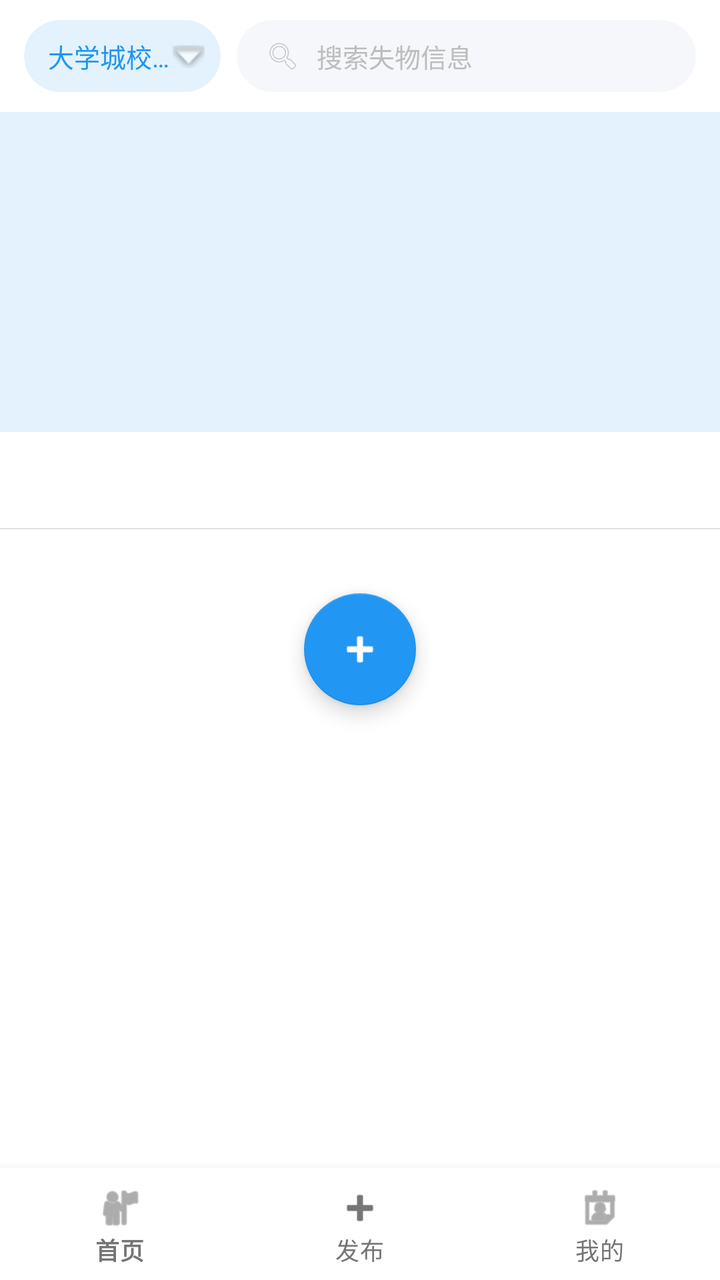
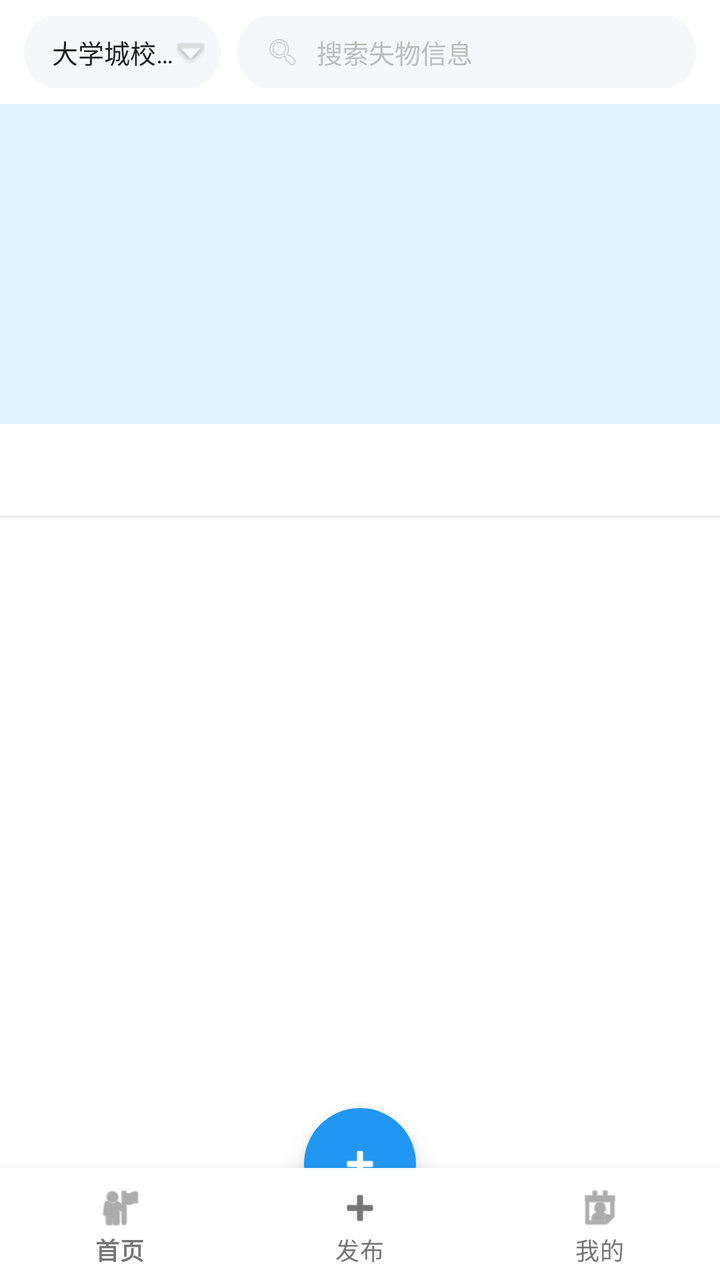

Before-and-after screenshots of an Android layout around one commit, followed by the original layout XML and the change that was made.
<!-- AndroidManifest.xml: application theme Theme.CampusLostFound -->
<!-- res/layout/activity_main.xml -->
<?xml version="1.0" encoding="utf-8"?>
<androidx.coordinatorlayout.widget.CoordinatorLayout xmlns:android="http://schemas.android.com/apk/res/android"
    xmlns:app="http://schemas.android.com/apk/res-auto"
    android:layout_width="match_parent"
    android:layout_height="match_parent"
    android:background="@color/white"
    android:fitsSystemWindows="true">

    <com.google.android.material.appbar.AppBarLayout
        android:layout_width="match_parent"
        android:layout_height="wrap_content"
        android:background="@color/white"
        app:elevation="0dp">

        <LinearLayout
            android:layout_width="match_parent"
            android:layout_height="56dp"
            android:orientation="horizontal"
            android:gravity="center_vertical"
            android:paddingStart="12dp"
            android:paddingEnd="12dp"
            android:background="@color/white">

            <com.google.android.material.card.MaterialCardView
                android:layout_width="0dp"
                android:layout_height="36dp"
                android:layout_weight="3"
                android:layout_marginEnd="8dp"
                app:cardCornerRadius="18dp"
                app:cardElevation="0dp"
                app:cardBackgroundColor="@color/primary_light"
                app:strokeWidth="0dp">

                <LinearLayout
                    android:layout_width="match_parent"
                    android:layout_height="match_parent"
                    android:orientation="horizontal"
                    android:gravity="center_vertical"
                    android:paddingStart="12dp"
                    android:paddingEnd="8dp">

                    <TextView
                        android:id="@+id/tvSelectedCampus"
                        android:layout_width="0dp"
                        android:layout_height="wrap_content"
                        android:layout_weight="1"
                        android:text="大学城校区"
                        android:textSize="13sp"
                        android:textColor="@color/primary"
                        android:maxLines="1"
                        android:ellipsize="end" />

                    <ImageView
                        android:layout_width="16dp"
                        android:layout_height="16dp"
                        android:src="@android:drawable/arrow_down_float"
                        android:alpha="0.6"
                        android:contentDescription="dropdown" />
                </LinearLayout>
            </com.google.android.material.card.MaterialCardView>

            <com.google.android.material.card.MaterialCardView
                android:layout_width="0dp"
                android:layout_height="36dp"
                android:layout_weight="7"
                app:cardCornerRadius="18dp"
                app:cardElevation="0dp"
                app:cardBackgroundColor="@color/gray_bg"
                app:strokeWidth="0dp">

                <LinearLayout
                    android:layout_width="match_parent"
                    android:layout_height="match_parent"
                    android:orientation="horizontal"
                    android:gravity="center_vertical"
                    android:paddingStart="14dp"
                    android:paddingEnd="10dp">

                    <ImageView
                        android:layout_width="18dp"
                        android:layout_height="18dp"
                        android:src="@android:drawable/ic_menu_search"
                        android:alpha="0.4"
                        android:contentDescription="search" />

                    <EditText
                        android:id="@+id/etSearch"
                        android:layout_width="0dp"
                        android:layout_height="match_parent"
                        android:layout_weight="1"
                        android:layout_marginStart="8dp"
                        android:background="@null"
                        android:hint="@string/search_hint"
                        android:textColorHint="@color/text_hint"
                        android:textSize="13sp"
                        android:textColor="@color/text_primary"
                        android:imeOptions="actionSearch"
                        android:inputType="text"
                        android:maxLines="1" />
                </LinearLayout>
            </com.google.android.material.card.MaterialCardView>
        </LinearLayout>
    </com.google.android.material.appbar.AppBarLayout>

    <androidx.core.widget.NestedScrollView
        android:layout_width="match_parent"
        android:layout_height="match_parent"
        android:layout_marginBottom="64dp"
        android:fillViewport="true"
        app:layout_behavior="@string/appbar_scrolling_view_behavior">

        <LinearLayout
            android:layout_width="match_parent"
            android:layout_height="wrap_content"
            android:orientation="vertical">

            <FrameLayout
                android:layout_width="match_parent"
                android:layout_height="160dp"
                android:background="@color/primary_light">

                <androidx.viewpager2.widget.ViewPager2
                    android:id="@+id/vpBanner"
                    android:layout_width="match_parent"
                    android:layout_height="match_parent" />

                <LinearLayout
                    android:id="@+id/layoutDots"
                    android:layout_width="wrap_content"
                    android:layout_height="wrap_content"
                    android:layout_gravity="bottom|center_horizontal"
                    android:orientation="horizontal"
                    android:layout_marginBottom="12dp"
                    android:gravity="center" />
            </FrameLayout>

            <HorizontalScrollView
                android:layout_width="match_parent"
                android:layout_height="48dp"
                android:background="@color/white"
                android:scrollbars="none"
                android:paddingStart="12dp"
                android:paddingEnd="12dp">

                <LinearLayout
                    android:id="@+id/layoutCategoryTabs"
                    android:layout_width="wrap_content"
                    android:layout_height="match_parent"
                    android:orientation="horizontal"
                    android:gravity="center_vertical" />
            </HorizontalScrollView>

            <View
                android:layout_width="match_parent"
                android:layout_height="0.5dp"
                android:background="@color/divider" />

            <androidx.recyclerview.widget.RecyclerView
                android:id="@+id/recyclerView"
                android:layout_width="match_parent"
                android:layout_height="wrap_content"
                android:nestedScrollingEnabled="false"
                android:clipToPadding="false"
                android:paddingTop="8dp"
                android:paddingBottom="8dp" />

            <TextView
                android:id="@+id/tvEmpty"
                android:layout_width="match_parent"
                android:layout_height="200dp"
                android:text="@string/no_data"
                android:gravity="center"
                android:textSize="15sp"
                android:textColor="@color/text_hint"
                android:visibility="gone" />

            <com.google.android.material.floatingactionbutton.FloatingActionButton
                android:id="@+id/fabPublish"
                android:layout_width="56dp"
                android:layout_height="56dp"
                android:layout_gravity="center_horizontal"
                android:layout_marginTop="16dp"
                android:layout_marginBottom="24dp"
                android:src="@android:drawable/ic_input_add"
                app:backgroundTint="@color/primary"
                app:tint="@color/white"
                app:elevation="6dp"
                app:rippleColor="@color/primary_dark" />

        </LinearLayout>
    </androidx.core.widget.NestedScrollView>

    <com.google.android.material.bottomnavigation.BottomNavigationView
        android:id="@+id/bottomNav"
        android:layout_width="match_parent"
        android:layout_height="wrap_content"
        android:layout_gravity="bottom"
        android:background="@color/white"
        android:fitsSystemWindows="true"
        app:menu="@menu/bottom_nav_menu"
        app:labelVisibilityMode="labeled"
        app:elevation="8dp"
        app:itemActiveIndicatorStyle="@style/ActiveIndicatorStyle" />

</androidx.coordinatorlayout.widget.CoordinatorLayout>
<!-- resources referenced by this layout -->
<resources>
  <color name="divider">#FFE0E0E0</color>
  <color name="gray_bg">#FFF5F7FA</color>
  <color name="primary">#FF2196F3</color>
  <color name="primary_dark">#FF1976D2</color>
  <color name="primary_light">#FFE3F2FD</color>
  <color name="text_hint">#FFBDBDBD</color>
  <color name="text_primary">#FF212121</color>
  <color name="white">#FFFFFFFF</color>
  <string name="no_data">暂无数据</string>
  <string name="search_hint">搜索失物信息</string>
  <style name="ActiveIndicatorStyle">
          <item name="android:color">@color/primary_light</item>
          <item name="android:width">0dp</item>
      </style>
  <style name="Theme.CampusLostFound" parent="Theme.MaterialComponents.Light.NoActionBar">
          <item name="colorPrimary">@color/primary</item>
          <item name="colorPrimaryDark">@color/primary_dark</item>
          <item name="colorAccent">@color/accent</item>
          <item name="colorPrimaryVariant">@color/primary_dark</item>
          <item name="colorOnPrimary">@color/white</item>
          <item name="colorSecondary">@color/accent</item>
          <item name="android:statusBarColor">@color/primary_dark</item>
          <item name="android:navigationBarColor">@color/white</item>
          <item name="android:windowLightStatusBar">false</item>
          <item name="android:windowBackground">@color/white</item>
          <item name="bottomNavigationStyle">@style/BottomNavStyle</item>
          <item name="materialButtonStyle">@style/RoundedButtonStyle</item>
      </style>
  <color name="accent">#FF64B5F6</color>
  <style name="BottomNavStyle" parent="Widget.MaterialComponents.BottomNavigationView">
          <item name="android:background">@color/white</item>
          <item name="itemTextColor">@color/text_secondary</item>
          <item name="itemIconTint">@color/text_secondary</item>
          <item name="android:elevation">8dp</item>
          <item name="labelVisibilityMode">labeled</item>
      </style>
  <style name="RoundedButtonStyle" parent="Widget.MaterialComponents.Button">
          <item name="backgroundTint">@color/primary</item>
          <item name="cornerRadius">28dp</item>
          <item name="android:textColor">@color/white</item>
          <item name="android:textSize">16sp</item>
          <item name="android:textStyle">bold</item>
          <item name="android:letterSpacing">0.04</item>
      </style>
  <color name="text_secondary">#FF757575</color>
</resources>

<!-- the commit's change to res/layout/activity_main.xml (unified diff, before → after) -->
@@ -7,6 +7,7 @@
     android:fitsSystemWindows="true">
 
     <com.google.android.material.appbar.AppBarLayout
+        android:id="@+id/appBar"
         android:layout_width="match_parent"
         android:layout_height="wrap_content"
         android:background="@color/white"
@@ -14,21 +15,23 @@
 
         <LinearLayout
             android:layout_width="match_parent"
-            android:layout_height="56dp"
+            android:layout_height="52dp"
             android:orientation="horizontal"
             android:gravity="center_vertical"
             android:paddingStart="12dp"
             android:paddingEnd="12dp"
+            android:paddingTop="8dp"
+            android:paddingBottom="8dp"
             android:background="@color/white">
 
             <com.google.android.material.card.MaterialCardView
                 android:layout_width="0dp"
-                android:layout_height="36dp"
+                android:layout_height="38dp"
                 android:layout_weight="3"
                 android:layout_marginEnd="8dp"
-                app:cardCornerRadius="18dp"
+                app:cardCornerRadius="19dp"
                 app:cardElevation="0dp"
-                app:cardBackgroundColor="@color/primary_light"
+                app:cardBackgroundColor="@color/gray_bg"
                 app:strokeWidth="0dp">
 
                 <LinearLayout
@@ -36,7 +39,7 @@
                     android:layout_height="match_parent"
                     android:orientation="horizontal"
                     android:gravity="center_vertical"
-                    android:paddingStart="12dp"
+                    android:paddingStart="14dp"
                     android:paddingEnd="8dp">
 
                     <TextView
@@ -46,24 +49,24 @@
                         android:layout_weight="1"
                         android:text="大学城校区"
                         android:textSize="13sp"
-                        android:textColor="@color/primary"
+                        android:textColor="@color/text_primary"
                         android:maxLines="1"
                         android:ellipsize="end" />
 
                     <ImageView
-                        android:layout_width="16dp"
-                        android:layout_height="16dp"
+                        android:layout_width="14dp"
+                        android:layout_height="14dp"
                         android:src="@android:drawable/arrow_down_float"
-                        android:alpha="0.6"
+                        android:alpha="0.5"
                         android:contentDescription="dropdown" />
                 </LinearLayout>
             </com.google.android.material.card.MaterialCardView>
 
             <com.google.android.material.card.MaterialCardView
                 android:layout_width="0dp"
-                android:layout_height="36dp"
+                android:layout_height="38dp"
                 android:layout_weight="7"
-                app:cardCornerRadius="18dp"
+                app:cardCornerRadius="19dp"
                 app:cardElevation="0dp"
                 app:cardBackgroundColor="@color/gray_bg"
                 app:strokeWidth="0dp">
@@ -74,7 +77,7 @@
                     android:orientation="horizontal"
                     android:gravity="center_vertical"
                     android:paddingStart="14dp"
-                    android:paddingEnd="10dp">
+                    android:paddingEnd="12dp">
 
                     <ImageView
                         android:layout_width="18dp"
@@ -105,7 +108,7 @@
     <androidx.core.widget.NestedScrollView
         android:layout_width="match_parent"
         android:layout_height="match_parent"
-        android:layout_marginBottom="64dp"
+        android:layout_marginBottom="60dp"
         android:fillViewport="true"
         app:layout_behavior="@string/appbar_scrolling_view_behavior">
 
@@ -130,24 +133,22 @@
                     android:layout_height="wrap_content"
                     android:layout_gravity="bottom|center_horizontal"
                     android:orientation="horizontal"
-                    android:layout_marginBottom="12dp"
+                    android:layout_marginBottom="14dp"
                     android:gravity="center" />
             </FrameLayout>
 
             <HorizontalScrollView
                 android:layout_width="match_parent"
-                android:layout_height="48dp"
+                android:layout_height="wrap_content"
                 android:background="@color/white"
-                android:scrollbars="none"
-                android:paddingStart="12dp"
-                android:paddingEnd="12dp">
+                android:scrollbars="none">
 
                 <LinearLayout
                     android:id="@+id/layoutCategoryTabs"
                     android:layout_width="wrap_content"
                     android:layout_height="match_parent"
                     android:orientation="horizontal"
-                    android:gravity="center_vertical" />
+                    android:minHeight="46dp" />
             </HorizontalScrollView>
 
             <View
@@ -162,7 +163,7 @@
                 android:nestedScrollingEnabled="false"
                 android:clipToPadding="false"
                 android:paddingTop="8dp"
-                android:paddingBottom="8dp" />
+                android:paddingBottom="16dp" />
 
             <TextView
                 android:id="@+id/tvEmpty"
@@ -174,21 +175,22 @@
                 android:textColor="@color/text_hint"
                 android:visibility="gone" />
 
-            <com.google.android.material.floatingactionbutton.FloatingActionButton
-                android:id="@+id/fabPublish"
-                android:layout_width="56dp"
-                android:layout_height="56dp"
-                android:layout_gravity="center_horizontal"
-                android:layout_marginTop="16dp"
-                android:layout_marginBottom="24dp"
-                android:src="@android:drawable/ic_input_add"
-                app:backgroundTint="@color/primary"
-                app:tint="@color/white"
-                app:elevation="6dp"
-                app:rippleColor="@color/primary_dark" />
-
         </LinearLayout>
     </androidx.core.widget.NestedScrollView>
+
+    <com.google.android.material.floatingactionbutton.FloatingActionButton
+        android:id="@+id/fabPublish"
+        android:layout_width="56dp"
+        android:layout_height="56dp"
+        android:layout_gravity="bottom|center_horizontal"
+        android:layout_marginBottom="30dp"
+        android:src="@android:drawable/ic_input_add"
+        android:contentDescription="@string/publish"
+        app:backgroundTint="@color/primary"
+        app:tint="@color/white"
+        app:elevation="8dp"
+        app:rippleColor="@color/primary_dark"
+        app:borderWidth="0dp" />
 
     <com.google.android.material.bottomnavigation.BottomNavigationView
         android:id="@+id/bottomNav"
<!-- resource entries referenced after the edit -->
@@ -9,6 +9,7 @@
   <color name="text_primary">#FF212121</color>
   <color name="white">#FFFFFFFF</color>
   <string name="no_data">暂无数据</string>
+  <string name="publish">发布</string>
   <string name="search_hint">搜索失物信息</string>
   <style name="ActiveIndicatorStyle">
           <item name="android:color">@color/primary_light</item>
@@ -42,7 +43,6 @@
           <item name="android:textColor">@color/white</item>
           <item name="android:textSize">16sp</item>
           <item name="android:textStyle">bold</item>
-          <item name="android:letterSpacing">0.04</item>
       </style>
   <color name="text_secondary">#FF757575</color>
 </resources>
